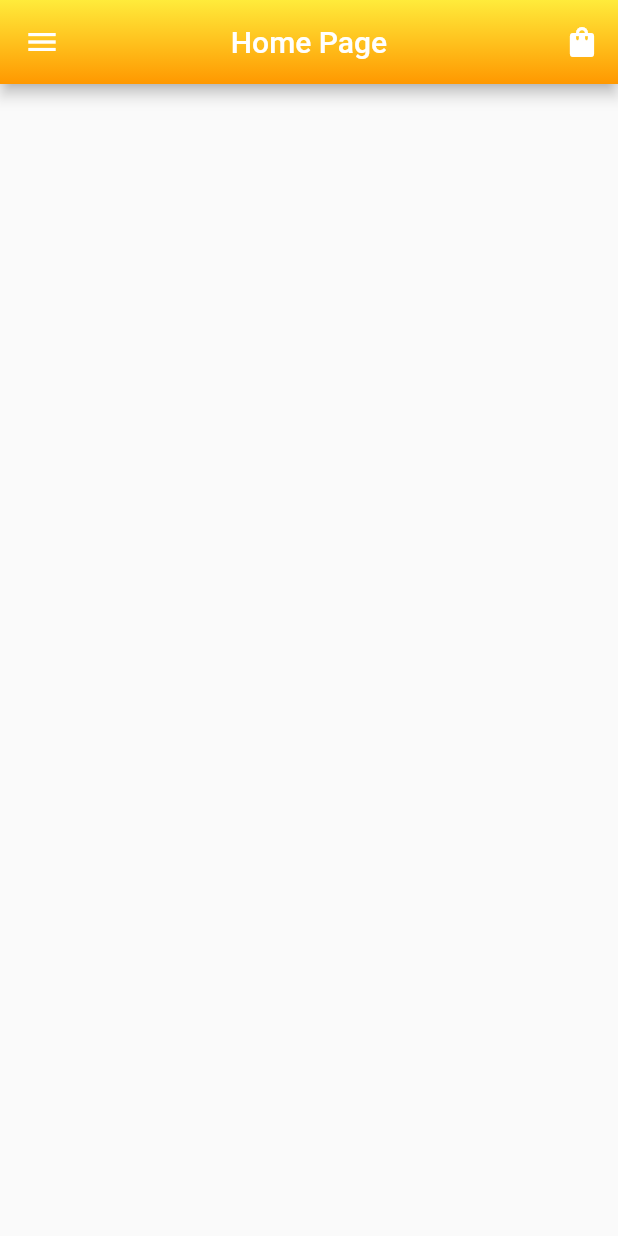
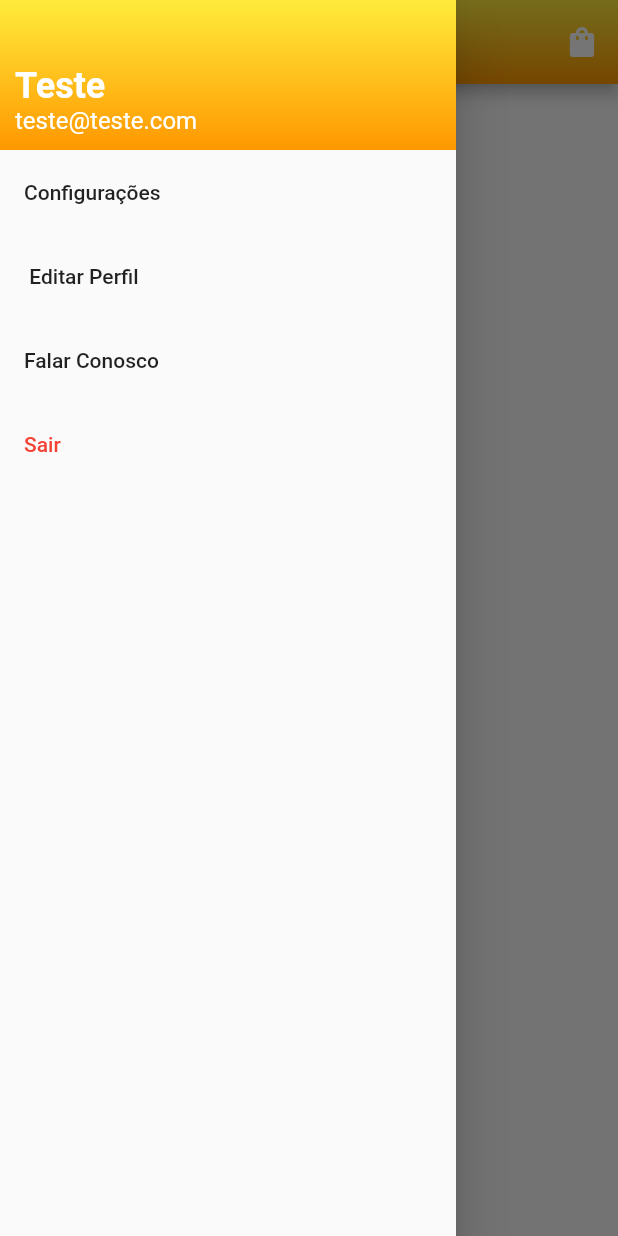
Before and after one commit to Gustavo0Henrick/Loja, a Flutter app: the HomePage screen opened directly, with the side drawer open (before the commit the screen has no drawer), on a phone screen of 412 x 824 dp. Run offline on Flutter 3.47's test engine with Material 2 defaults, Android fonts, the phone set to English and light mode, and no system bars; our stand-ins replace shared_preferences; accounts and stored records are empty.

```diff
--- /dev/null
+++ b/loja/lib/core/components/drawer.dart
@@ -0,0 +1,93 @@
+import 'package:flutter/material.dart';
+import 'package:loja/core/colors.dart';
+import 'package:loja/core/routes.dart';
+
+class NavDrawer extends StatelessWidget {
+  final String name;
+  final String email;
+
+  const NavDrawer({Key key, this.name, this.email}) : super(key: key);
+  @override
+  Widget build(BuildContext context) {
+    return Drawer(
+      child: ListView(
+        padding: EdgeInsets.zero,
+        children: <Widget>[
+          Container(
+            decoration: BoxDecoration(
+              gradient: LinearGradient(
+                  begin: Alignment.topCenter,
+                  end: Alignment.bottomCenter,
+                  colors: [
+                    CustomColors.yellow,
+                    CustomColors.orangeMain,
+                  ]),
+            ),
+            height: 100,
+            width: MediaQuery.of(context).size.width,
+            child: SafeArea(
+              child: Column(
+                crossAxisAlignment: CrossAxisAlignment.start,
+                mainAxisAlignment: MainAxisAlignment.end,
+                children: [
+                  Padding(
+                    padding: EdgeInsets.only(left: 10),
+                    child: Text(
+                      name,
+                      style: TextStyle(
+                        color: Colors.white,
+                        fontSize: 24,
+                        fontWeight: FontWeight.w700,
+                      ),
+                    ),
+                  ),
+                  Padding(
+                    padding: EdgeInsets.only(left: 10, bottom: 10),
+                    child: Text(
+                      email,
+                      style: TextStyle(
+                        color: Colors.white,
+                        fontSize: 16,
+                        fontWeight: FontWeight.w400,
+                      ),
+                    ),
+                  ),
+                ],
+              ),
+            ),
+          ),
+          ListTile(
+            title: Text('Configurações'),
+            onTap: () {
+              Navigator.pop(context);
+            },
+          ),
+          ListTile(
+            title: Text(' Editar Perfil'),
+            onTap: () {
+              Navigator.pop(context);
+            },
+          ),
+          ListTile(
+            title: Text('Falar Conosco'),
+            onTap: () {
+              Navigator.pop(context);
+            },
+          ),
+          ListTile(
+            title: Text(
+              'Sair',
+              style: TextStyle(color: Colors.red),
+            ),
+            onTap: () {
+              Navigator.pushReplacement(
+                  context,
+                  MaterialPageRoute(
+                      builder: (builder) => CustomRoutes.loginpage));
+            },
+          ),
+        ],
+      ),
+    );
+  }
+}
--- a/loja/lib/homepage.dart
+++ b/loja/lib/homepage.dart
@@ -1,16 +1,17 @@
 import 'package:flutter/material.dart';
 import 'package:loja/core/colors.dart';
+import 'package:loja/core/components/drawer.dart';
 
 class HomePage extends StatelessWidget {
   @override
   Widget build(BuildContext context) {
     return Scaffold(
+      drawer: NavDrawer(
+        name: "Teste",
+        email: "teste@teste.com",
+      ),
       appBar: AppBar(
-        leading: IconButton(
-          icon: Icon(Icons.menu),
-          color: CustomColors.white,
-          onPressed: () {},
-        ),
+        iconTheme: IconThemeData(color: Colors.white),
         actions: [
           IconButton(
             icon: Icon(
```
Also changed, not shown: loja/lib/core/components/custom_textfield.dart (+15 -11 lines), loja/lib/core/users.dart (added, +34 -0 lines), loja/lib/loginpage.dart (+52 -3 lines).
